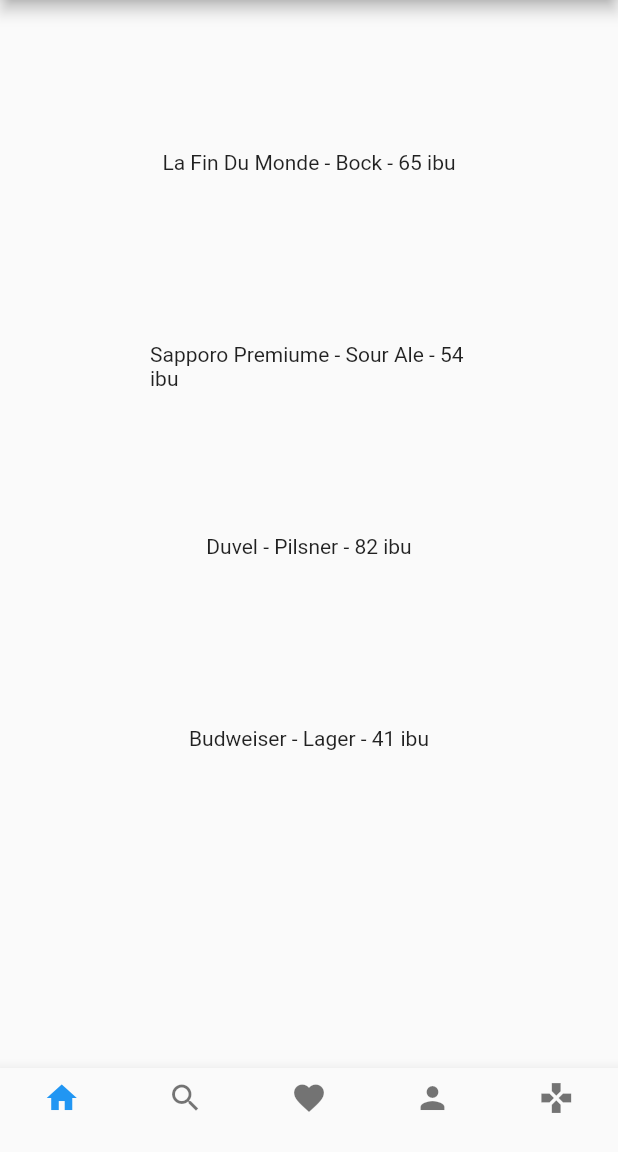
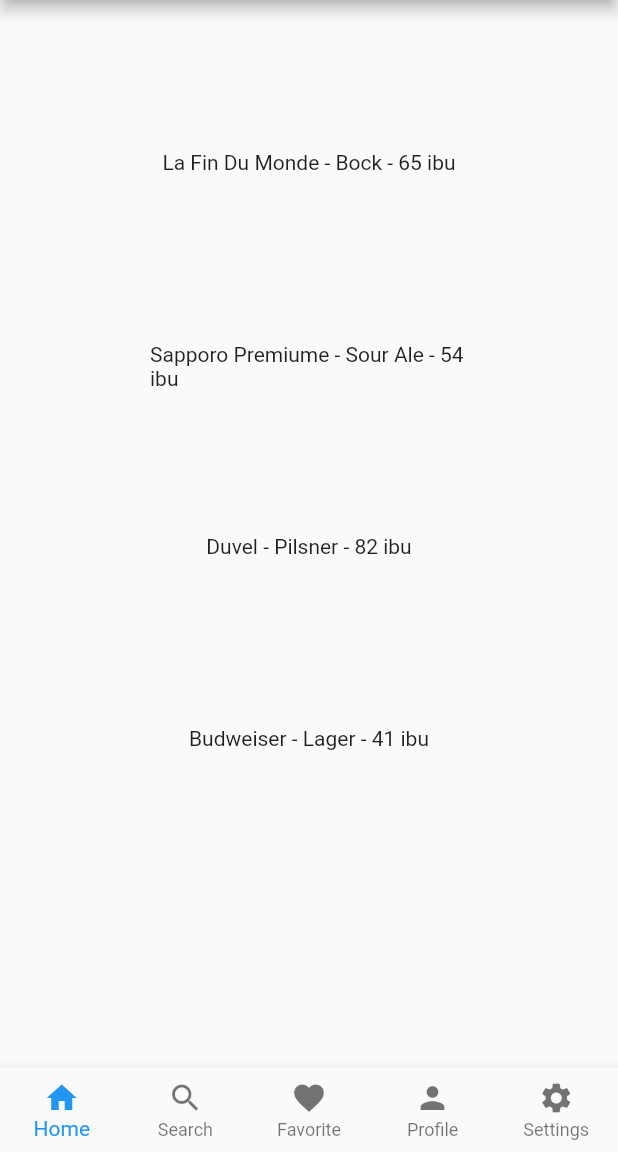
Before and after one commit to CharlesEdu07/Atividade4POO, a Flutter app: the screen it shows after launch, on a phone screen of 412 x 824 dp, the part 84-1236 px from its top. Run offline on Flutter 3.47's test engine with Material 2 defaults, Android fonts, the light colour scheme and no system bars.

Commit message:
Adicionando nome nos botões

```diff
--- a/lib/components/bottom_navbar_items.dart
+++ b/lib/components/bottom_navbar_items.dart
@@ -1,9 +1,9 @@
 import 'package:flutter/material.dart';
 
 class BottomNavbarItems extends StatelessWidget {
-  final List icons;
+  final List buttons;
 
-  BottomNavbarItems({required this.icons});
+  BottomNavbarItems({required this.buttons});
 
   void _onItemTapped(int index) {
     print("Tocaram no item $index");
@@ -14,12 +14,14 @@
     return BottomNavigationBar(
       onTap: _onItemTapped,
       type: BottomNavigationBarType.fixed,
-      items: icons.map((icon) {
-        return BottomNavigationBarItem(
-          icon: Icon(icon),
-          label: '',
-        );
-      }).toList(),
+      items: buttons
+          .map(
+            (button) => BottomNavigationBarItem(
+              icon: Icon(button["icon"]),
+              label: button["label"],
+            ),
+          )
+          .toList(),
     );
   }
 }
--- a/lib/main.dart
+++ b/lib/main.dart
@@ -30,12 +30,12 @@
     Drink(description: "Budweiser - Lager - 41 ibu"),
   ];
 
-  final _icons = [
-    Icons.home,
-    Icons.search,
-    Icons.favorite,
-    Icons.person,
-    Icons.gamepad,
+  final _buttons = [
+    {"label": "Home", "icon": Icons.home},
+    {"label": "Search", "icon": Icons.search},
+    {"label": "Favorite", "icon": Icons.favorite},
+    {"label": "Profile", "icon": Icons.person},
+    {"label": "Settings", "icon": Icons.settings}
   ];
 
   @override
@@ -50,7 +50,7 @@
           child: ListDrinks(drinks: _drinks),
         ),
       ),
-      bottomNavigationBar: BottomNavbarItems(icons: _icons),
+      bottomNavigationBar: BottomNavbarItems(buttons: _buttons),
     );
   }
 }
```
